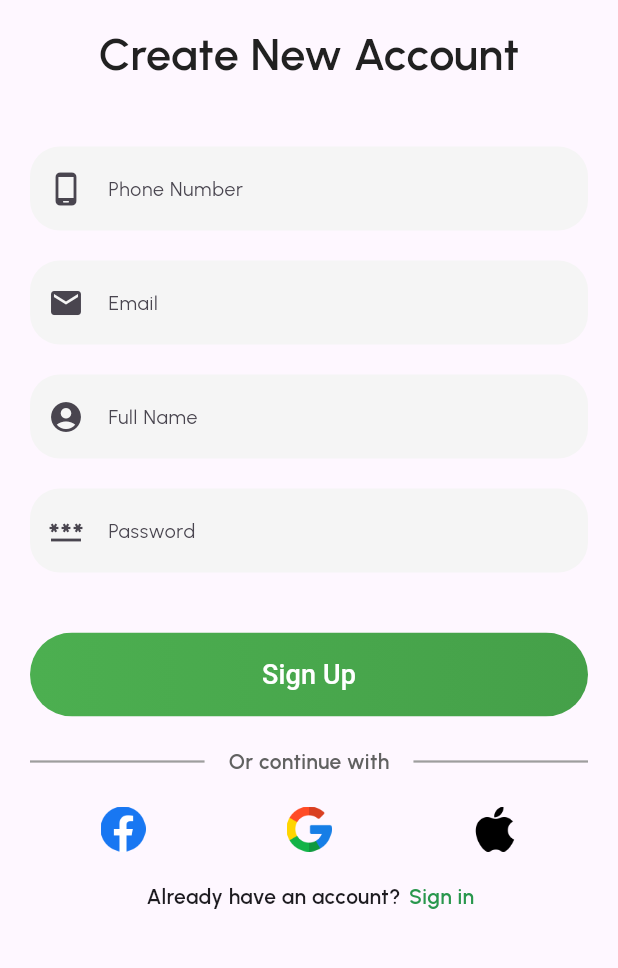
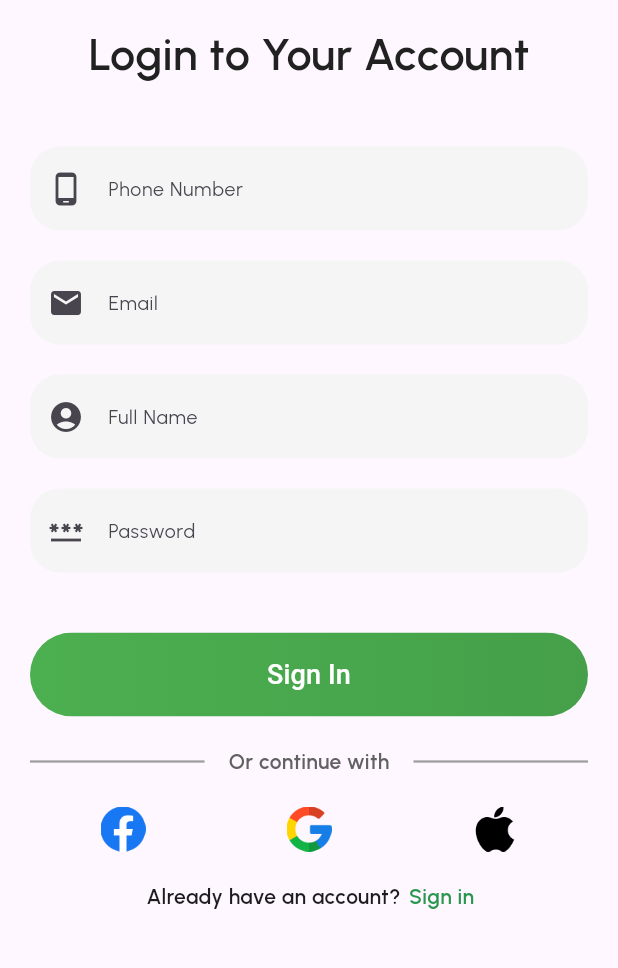
Before and after one commit to wassimrahali/Front-end-delivery-food-mobile-app, a Flutter app: the Login screen opened directly, on a phone screen of 412 x 824 dp, the part 233-1201 px from its top. Run offline on Flutter 3.47's test engine with Material 3 defaults, Android fonts, the phone set to English and light mode, and no system bars; our stand-ins replace smooth_page_indicator.

Commit message:
Signup Screen 🪪

```diff
--- a/lib/screens/login.dart
+++ b/lib/screens/login.dart
@@ -1,3 +1,4 @@
+import 'package:Foodu/screens/signup.dart';
 import 'package:Foodu/utils/colors.dart';
 import 'package:flutter/cupertino.dart';
 import 'package:flutter/material.dart';
@@ -11,7 +12,6 @@ class Login extends StatefulWidget {
 
 class _LoginState extends State<Login> {
   final _formKey = GlobalKey<FormState>();
-  bool _rememberMe = false;  // Add this boolean for Remember Me checkbox
 
 
   @override
@@ -32,7 +32,7 @@ class _LoginState extends State<Login> {
                     Image.asset('assets/images/logo1.png'),
                     SizedBox(height: 15),
                     Text(
-                      "Create New Account",
+                      "Login to Your Account",
                       style: TextStyle(
                         color: grayScale,
                         fontFamily: "Urbanist-SemiBold",
@@ -184,7 +184,7 @@ class _LoginState extends State<Login> {
                             constraints: BoxConstraints(minWidth: 200, minHeight: 56),
                             alignment: Alignment.center,
                             child: Text(
-                              "Sign Up",
+                              "Sign In",
                               style: TextStyle(
                                 color: Colors.white,
                                 fontSize: 18,
@@ -221,7 +221,7 @@ class _LoginState extends State<Login> {
                           InkWell(
                             onTap: () {
                               // Handle sign-in tap here
-                              print("Sign in tapped");
+                              Navigator.push(context, MaterialPageRoute(builder:(context) => SignupScreen(),),);
                               // You can navigate to the sign-in screen or perform any action here
                             },
                             child: Text(
```
